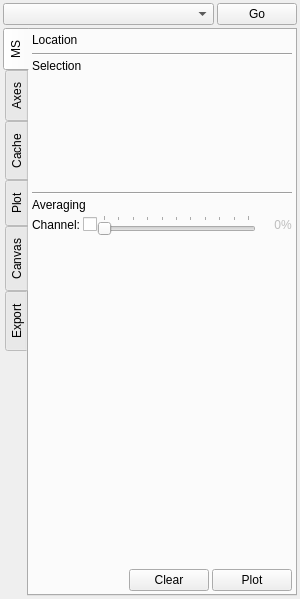
Qt form code/plotms/implement/GuiTabs/PlotMSPlotTab.ui (radio-astro/casa) before a commit.
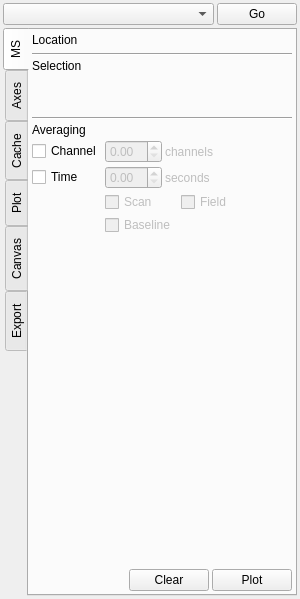
The same form after that commit.

```diff
--- a/code/plotms/implement/GuiTabs/PlotMSPlotTab.ui
+++ b/code/plotms/implement/GuiTabs/PlotMSPlotTab.ui
@@ -189,78 +189,174 @@
           <property name="verticalSpacing" >
            <number>3</number>
           </property>
-          <item row="0" column="0" >
-           <widget class="QLabel" name="label" >
-            <property name="text" >
-             <string>Channel:</string>
-            </property>
-            <property name="alignment" >
-             <set>Qt::AlignRight|Qt::AlignTrailing|Qt::AlignVCenter</set>
-            </property>
-           </widget>
-          </item>
           <item row="0" column="1" >
            <layout class="QHBoxLayout" >
             <property name="spacing" >
-             <number>0</number>
+             <number>3</number>
             </property>
             <item>
-             <widget class="QCheckBox" name="msAveragingChannel" >
-              <property name="text" >
-               <string/>
+             <widget class="QDoubleSpinBox" name="msAveragingChannelValue" >
+              <property name="enabled" >
+               <bool>false</bool>
               </property>
              </widget>
             </item>
             <item>
-             <widget class="QSlider" name="msAveragingChannelValue" >
+             <widget class="QLabel" name="label_2" >
               <property name="enabled" >
                <bool>false</bool>
               </property>
-              <property name="maximum" >
-               <number>100</number>
+              <property name="text" >
+               <string>channels</string>
               </property>
+             </widget>
+            </item>
+            <item>
+             <spacer>
               <property name="orientation" >
                <enum>Qt::Horizontal</enum>
               </property>
-              <property name="tickPosition" >
-               <enum>QSlider::TicksAbove</enum>
+              <property name="sizeHint" >
+               <size>
+                <width>40</width>
+                <height>20</height>
+               </size>
               </property>
-              <property name="tickInterval" >
-               <number>10</number>
+             </spacer>
+            </item>
+           </layout>
+          </item>
+          <item row="1" column="1" >
+           <layout class="QHBoxLayout" >
+            <property name="spacing" >
+             <number>3</number>
+            </property>
+            <item>
+             <widget class="QDoubleSpinBox" name="msAveragingTimeValue" >
+              <property name="enabled" >
+               <bool>false</bool>
               </property>
              </widget>
             </item>
             <item>
-             <widget class="QLabel" name="msAveragingChannelValueLabel" >
+             <widget class="QLabel" name="label_4" >
               <property name="enabled" >
                <bool>false</bool>
               </property>
-              <property name="minimumSize" >
+              <property name="text" >
+               <string>seconds</string>
+              </property>
+             </widget>
+            </item>
+            <item>
+             <spacer>
+              <property name="orientation" >
+               <enum>Qt::Horizontal</enum>
+              </property>
+              <property name="sizeHint" >
                <size>
-                <width>25</width>
-                <height>0</height>
+                <width>40</width>
+                <height>20</height>
                </size>
               </property>
+             </spacer>
+            </item>
+           </layout>
+          </item>
+          <item row="2" column="1" >
+           <layout class="QHBoxLayout" >
+            <item>
+             <widget class="QCheckBox" name="msAveragingScan" >
+              <property name="enabled" >
+               <bool>false</bool>
+              </property>
               <property name="text" >
-               <string>0</string>
+               <string>Scan</string>
               </property>
-              <property name="alignment" >
-               <set>Qt::AlignRight|Qt::AlignTrailing|Qt::AlignVCenter</set>
+             </widget>
+            </item>
+            <item>
+             <spacer>
+              <property name="orientation" >
+               <enum>Qt::Horizontal</enum>
               </property>
+              <property name="sizeType" >
+               <enum>QSizePolicy::Fixed</enum>
+              </property>
+              <property name="sizeHint" >
+               <size>
+                <width>20</width>
+                <height>20</height>
+               </size>
+              </property>
+             </spacer>
+            </item>
+            <item>
+             <widget class="QCheckBox" name="msAveragingField" >
+              <property name="enabled" >
+               <bool>false</bool>
+              </property>
+              <property name="text" >
+               <string>Field</string>
+              </property>
              </widget>
             </item>
             <item>
-             <widget class="QLabel" name="msAveragingChannelValueLabel2" >
+             <spacer>
+              <property name="orientation" >
+               <enum>Qt::Horizontal</enum>
+              </property>
+              <property name="sizeHint" >
+               <size>
+                <width>40</width>
+                <height>20</height>
+               </size>
+              </property>
+             </spacer>
+            </item>
+           </layout>
+          </item>
+          <item row="3" column="1" >
+           <layout class="QHBoxLayout" >
+            <item>
+             <widget class="QCheckBox" name="msAveragingBaseline" >
               <property name="enabled" >
                <bool>false</bool>
               </property>
               <property name="text" >
-               <string>%</string>
+               <string>Baseline</string>
               </property>
              </widget>
             </item>
+            <item>
+             <spacer>
+              <property name="orientation" >
+               <enum>Qt::Horizontal</enum>
+              </property>
+              <property name="sizeHint" >
+               <size>
+                <width>40</width>
+                <height>20</height>
+               </size>
+              </property>
+             </spacer>
+            </item>
            </layout>
           </item>
+          <item row="0" column="0" >
+           <widget class="QCheckBox" name="msAveragingChannel" >
+            <property name="text" >
+             <string>Channel</string>
+            </property>
+           </widget>
+          </item>
+          <item row="1" column="0" >
+           <widget class="QCheckBox" name="msAveragingTime" >
+            <property name="text" >
+             <string>Time</string>
+            </property>
+           </widget>
+          </item>
          </layout>
         </widget>
        </item>
```
Left out of the diff: 136 changed lines with no effect on the pictures.
